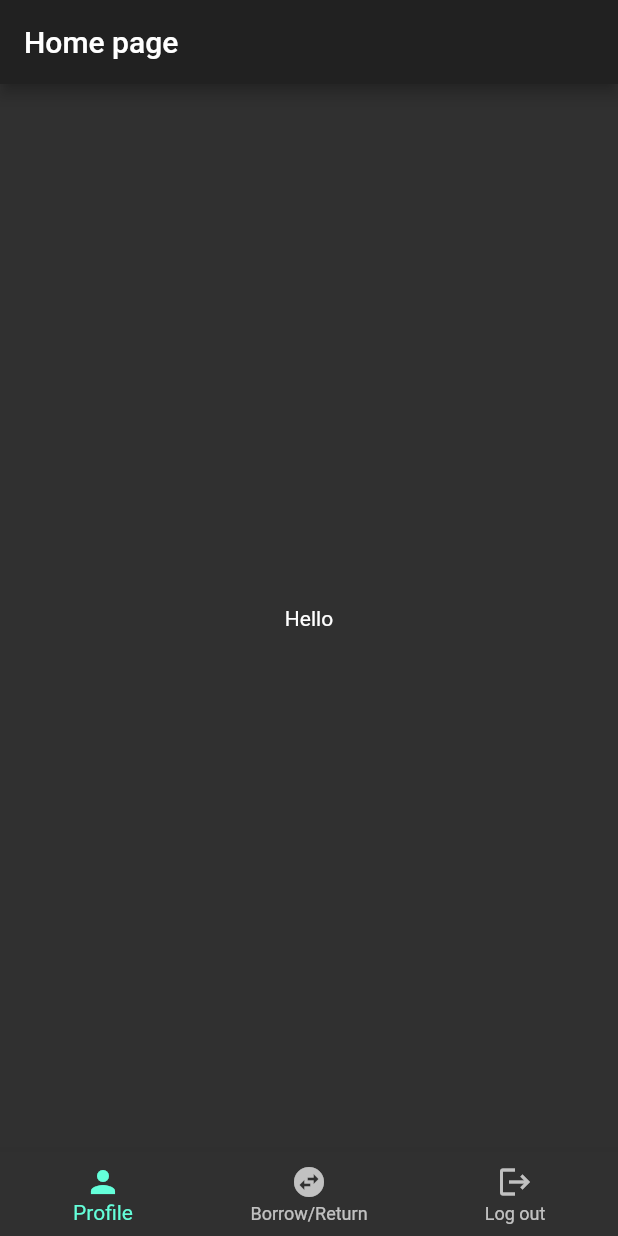
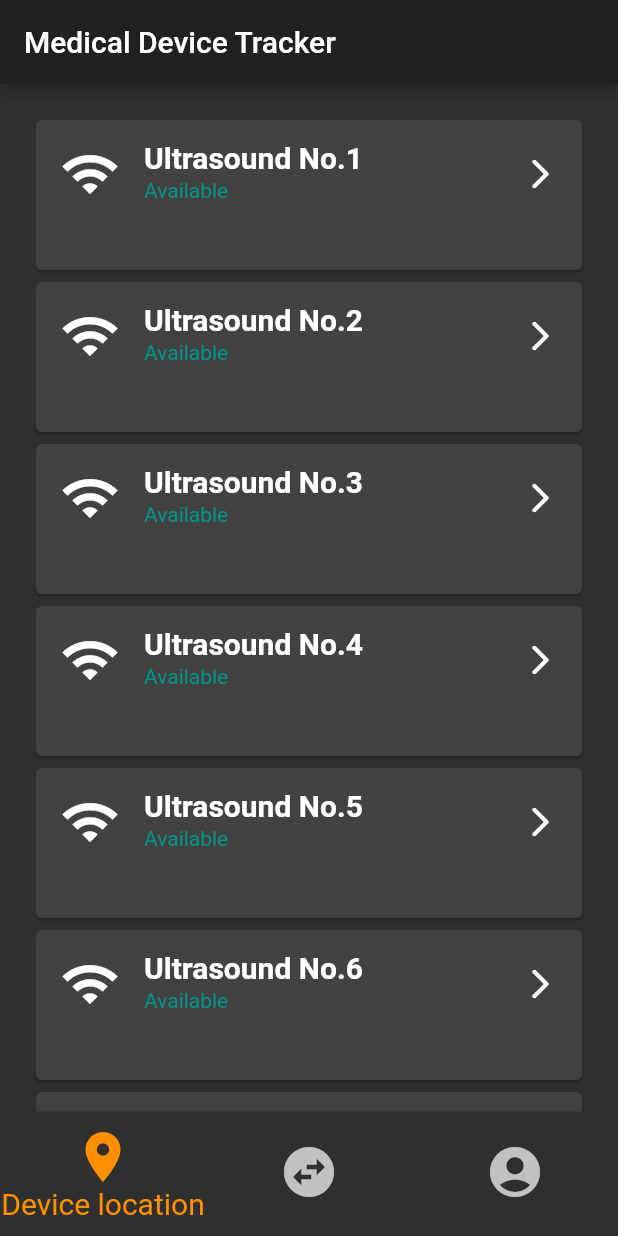
Before and after one commit to u4507075/device_booking, a Flutter app: the screen it shows after launch, on a phone screen of 412 x 824 dp. Run offline on Flutter 3.47's test engine with Material 2 defaults, Android fonts, the phone set to English and light mode, and no system bars; our stand-ins replace cloud_firestore, device_info, firebase_auth, firebase_core, firebase_database; missing offline and left inert: clipboard, flutter_barcode_scanner; accounts and stored records are empty.

Commit message:
update Homepage

```diff
--- a/lib/dev/homepage.dart
+++ b/lib/dev/homepage.dart
@@ -3,40 +3,183 @@ import 'package:flutter/material.dart';
 final Color bgColor = Color.fromARGB(255, 255, 255, 255);
 final Color textColor = Color.fromARGB(255, 0, 0, 0);
 
-void main() {
-  runApp(MyApp());
-}
+// void main() {
+//   runApp(MyApp());
+// }
 
-class MyApp extends StatelessWidget {
+class HomePage extends StatelessWidget {
   @override
   Widget build(BuildContext context) {
     return MaterialApp(
       theme: ThemeData.dark(),
       debugShowCheckedModeBanner: true,
-      home: Scaffold(
-        appBar: AppBar(
-          title: Text('Home page'),
+      title: 'MED CMU Tracker',
+      home: DefaultTabController(
+        length: 3,
+        child: Scaffold(
+          appBar: AppBar(
+            title: Text('Medical Device Tracker'), /*bottom: TopBar()*/
+          ),
+          body: Center(child: ListBody()),
+          bottomNavigationBar: BottomBar(),
         ),
-        body: Center(child: Text('Hello')),
-        bottomNavigationBar: bottomBar(),
       ),
     );
   }
 }
 
-class bottomBar extends StatelessWidget {
+class BottomBar extends StatefulWidget {
+  @override
+  _BottomBar createState() => _BottomBar();
+}
+
+class _BottomBar extends State<BottomBar> {
+  int _selectedIndex = 0;
+  void _onItemTapped(int index) {
+    setState(() {
+      _selectedIndex = index;
+    });
+  }
+
+  static const TextStyle unselectedstyle = TextStyle(
+    fontSize: 16,
+  );
+  static const TextStyle selectedstyle = TextStyle(
+    fontSize: 20,
+  );
+
+  var bottomNavigationBarItems = <BottomNavigationBarItem>[
+    BottomNavigationBarItem(
+        icon: Icon(Icons.location_on), label: 'Device location'),
+    BottomNavigationBarItem(
+        icon: Icon(Icons.swap_horizontal_circle_rounded),
+        label: 'Borrow/Return',
+        backgroundColor: Color.fromARGB(255, 255, 255, 255)),
+    BottomNavigationBarItem(
+        icon: Icon(Icons.account_circle_rounded), label: 'Profile'),
+  ];
+
   @override
   Widget build(BuildContext context) {
     return BottomNavigationBar(
       type: BottomNavigationBarType.fixed,
-      currentIndex: 0,
-      items: [
-        new BottomNavigationBarItem(icon: Icon(Icons.person), label: 'Profile'),
-        new BottomNavigationBarItem(
-            icon: Icon(Icons.swap_horizontal_circle_rounded),
-            label: 'Borrow/Return'),
-        new BottomNavigationBarItem(icon: Icon(Icons.logout), label: 'Log out'),
-      ],
+      currentIndex: _selectedIndex,
+      items: bottomNavigationBarItems,
+      selectedItemColor: Colors.amber[800],
+      onTap: _onItemTapped,
+      iconSize: 40,
+      unselectedLabelStyle: unselectedstyle,
+      selectedLabelStyle: selectedstyle,
+      showUnselectedLabels: false,
+    );
+  }
+}
+
+class TopBar extends StatelessWidget implements PreferredSizeWidget {
+  final tabBarItems = <Tab>[
+    Tab(
+      text: 'All',
+    ),
+    Tab(text: 'U/S'),
+    Tab(text: 'EKG'),
+  ];
+  Size get preferredSize => const Size.fromHeight(100);
+  @override
+  Widget build(BuildContext context) {
+    return TabBar(tabs: tabBarItems);
+  }
+}
+
+class ListSeperate extends StatelessWidget {
+  final List<String> entries = <String>['A', 'B', 'C'];
+  @override
+  Widget build(BuildContext context) {
+    return Scrollbar(
+        child: ListView.separated(
+      padding: EdgeInsets.all(8),
+      itemCount: entries.length,
+      scrollDirection: Axis.vertical,
+      itemBuilder: (BuildContext context, int index) {
+        return Container(
+          height: 50,
+          child: Text('${entries[index]}'),
+        );
+      },
+      separatorBuilder: (BuildContext context, int index) => const Divider(),
+    ));
+  }
+}
+
+class ListBody extends StatelessWidget {
+  static const title = TextStyle(
+    fontWeight: FontWeight.bold,
+    fontSize: 20,
+  );
+  static const available = TextStyle(
+    color: Colors.teal,
+    fontSize: 14,
+  );
+  static const busy = TextStyle(
+    color: Colors.deepOrange,
+    fontSize: 14,
+  );
+  static const maintenance = TextStyle(
+    color: Colors.amber,
+    fontSize: 14,
+  );
+  @override
+  Widget build(BuildContext context) {
+    return Scrollbar(
+      child: ListView(padding: EdgeInsets.all(20), children: <Widget>[
+        for (int index = 1; index < 11; index++)
+          Card(
+              child: InkWell(
+                  splashColor: Colors.blue.withAlpha(30),
+                  onTap: () {
+                    print('Card tapped.');
+                  },
+                  child: SizedBox(
+                    width: 300,
+                    height: 100,
+                    child: ListTile(
+                      leading: Icon(
+                        Icons.wifi,
+                        size: 40,
+                      ),
+                      title: Text(
+                        'Ultrasound No.$index',
+                        style: title,
+                      ),
+                      subtitle: Text(
+                        'Available',
+                        style: available,
+                      ),
+                      trailing: Icon(Icons.arrow_forward_ios_rounded),
+                    ),
+                  )))
+      ]),
+    );
+  }
+}
+
+class CardTap extends StatelessWidget {
+  @override
+  Widget build(BuildContext context) {
+    return Card(
+      child: InkWell(
+        splashColor: Colors.blue.withAlpha(30),
+        onTap: () {
+          print('Card tapped.');
+        },
+        child: SizedBox(
+          width: 300,
+          height: 100,
+          child: Text(
+            'A card that can be tapped',
+            textAlign: TextAlign.center,
+          ),
+        ),
+      ),
     );
   }
 }
--- a/lib/main.dart
+++ b/lib/main.dart
@@ -10,31 +10,33 @@ import 'dart:async';
 import 'dart:io';
 import 'package:device_booking/test.dart';
 import 'package:device_booking/status.dart';
+import 'package:device_booking/dev/qrscan.dart';
+import 'package:device_booking/dev/homepage.dart';
 
-// void main() async {
-//   WidgetsFlutterBinding.ensureInitialized();
-//   final FirebaseApp app = await Firebase.initializeApp(
-//     name: 'db',
-//     options: Platform.isIOS || Platform.isMacOS
-//         ? const FirebaseOptions(
-//             appId: '1:780797690669:ios:b2cdff48c7ca58a231c9a4',
-//             apiKey: 'AIzaSyB2FxL38uNcqlhuRql7fJHceaSBeIUDBgU',
-//             projectId: 'med-cmu-device-tracking-system',
-//             messagingSenderId: '780797690669',
-//             databaseURL:
-//                 'https://med-cmu-device-tracking-system-default-rtdb.asia-southeast1.firebasedatabase.app',
-//           )
-//         : const FirebaseOptions(
-//             appId: '1:780797690669:android:33ab63eb3bed0cd131c9a4',
-//             apiKey: 'AIzaSyDiCLAMpx1JS4AHNdw0rWhgOf6HxD_EvCs',
-//             messagingSenderId: '780797690669',
-//             projectId: 'med-cmu-device-tracking-system',
-//             databaseURL:
-//                 'https://med-cmu-device-tracking-system-default-rtdb.asia-southeast1.firebasedatabase.app',
-//           ),
-//   );
-//   runApp(MyApp(app: app));
-// }
+void main() async {
+  WidgetsFlutterBinding.ensureInitialized();
+  final FirebaseApp app = await Firebase.initializeApp(
+    name: 'db',
+    options: Platform.isIOS || Platform.isMacOS
+        ? const FirebaseOptions(
+            appId: '1:780797690669:ios:b2cdff48c7ca58a231c9a4',
+            apiKey: 'AIzaSyB2FxL38uNcqlhuRql7fJHceaSBeIUDBgU',
+            projectId: 'med-cmu-device-tracking-system',
+            messagingSenderId: '780797690669',
+            databaseURL:
+                'https://med-cmu-device-tracking-system-default-rtdb.asia-southeast1.firebasedatabase.app',
+          )
+        : const FirebaseOptions(
+            appId: '1:780797690669:android:33ab63eb3bed0cd131c9a4',
+            apiKey: 'AIzaSyDiCLAMpx1JS4AHNdw0rWhgOf6HxD_EvCs',
+            messagingSenderId: '780797690669',
+            projectId: 'med-cmu-device-tracking-system',
+            databaseURL:
+                'https://med-cmu-device-tracking-system-default-rtdb.asia-southeast1.firebasedatabase.app',
+          ),
+  );
+  runApp(MyApp(app: app));
+}
 
 class MyApp extends StatelessWidget {
   const MyApp({Key key, this.app}) : super(key: key);
@@ -60,7 +62,9 @@ class MyApp extends StatelessWidget {
       //home: GetOTP(),
       //home: Book('992106606'),
       //home: Load(),
-      home: Status(app, 'deviceid1'),
+      // home: Status(app, 'deviceid1'),
+      // home: QRScanPage(),
+      home: HomePage(),
     );
   }
 }
```
